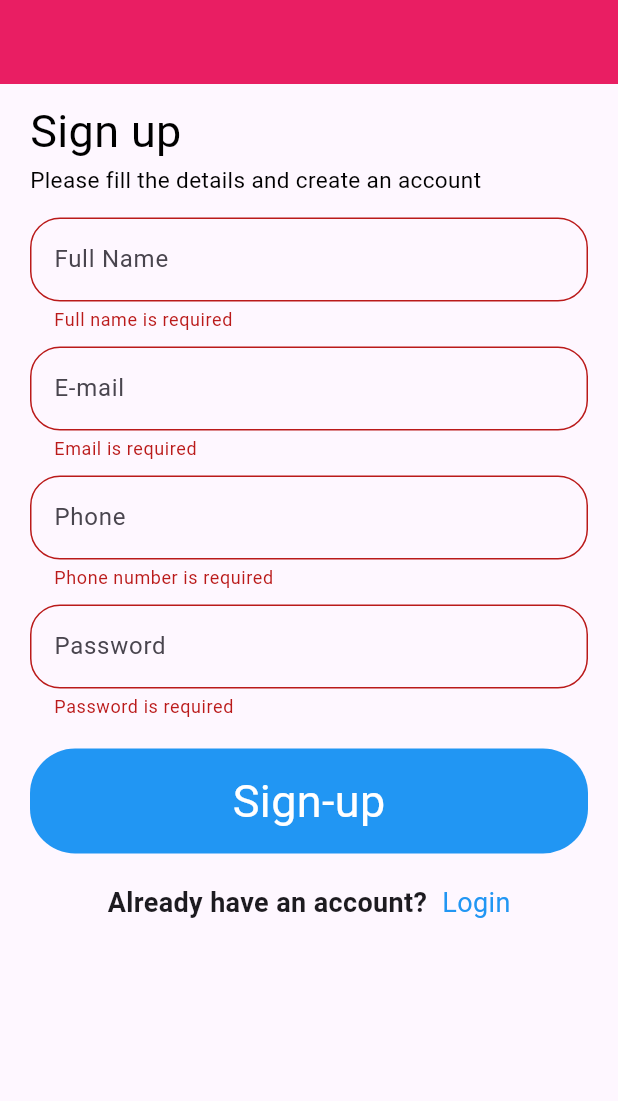
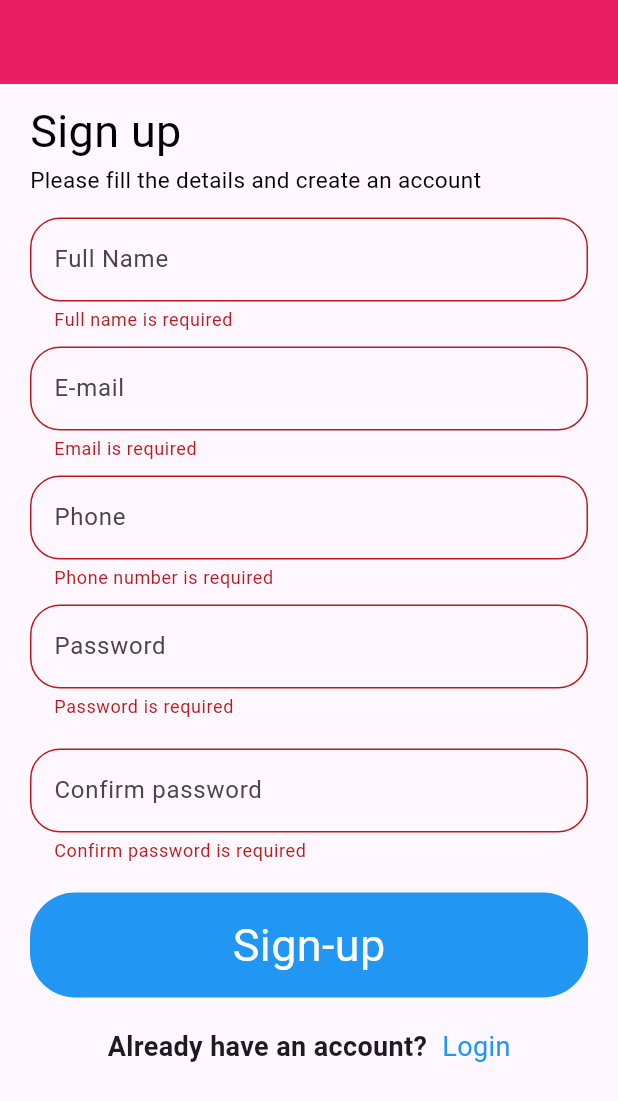
Before and after one commit to Lyangsir00/todo_Avenir, a Flutter app: the screen it shows once a user with an empty profile is signed in, after a tap on the "logout" icon, after a tap on "Sign up", after a tap on "Sign-up", on a phone screen of 412 x 824 dp. Shown: the top 1101 px of the screen. Run offline on Flutter 3.47's test engine with Material 3 defaults, Android fonts, the light colour scheme and no system bars; our stand-ins replace firebase_auth, firebase_core, firebase_messaging, shared_preferences; accounts and stored records are empty.

Commit message:
FEAT:confirmpassword is added

```diff
--- a/lib/firebase/services/firebase_notification.dart
+++ b/lib/firebase/services/firebase_notification.dart
@@ -11,7 +11,7 @@ class FirebaseNotification {
   Future<void> initNotification() async {
     await _firebaseMessaging.requestPermission();
     final fcmToken = await _firebaseMessaging.getToken();
-    print("Token is : ${fcmToken}");
+    print("Token is : $fcmToken");
     print("hello bro");
     FirebaseMessaging.onBackgroundMessage(handleBackgroundMessage);
   }
--- a/lib/screens/Auth/screens/signup_page.dart
+++ b/lib/screens/Auth/screens/signup_page.dart
@@ -19,6 +19,8 @@ class _SignupPageState extends State<SignupPage> {
   final TextEditingController _emailController = TextEditingController();
   final TextEditingController _phoneController = TextEditingController();
   final TextEditingController _passwordController = TextEditingController();
+  final TextEditingController _confirmPasswordController =
+      TextEditingController();
   final _formKey = GlobalKey<FormState>();
 
   /// Registration method
@@ -119,6 +121,25 @@ class _SignupPageState extends State<SignupPage> {
                           borderRadius: BorderRadius.circular(20))),
                 ),
                 const SizedBox(height: 20),
+                TextFormField(
+                  controller: _confirmPasswordController,
+                  validator: (value) {
+                    if (value == null || value.isEmpty) {
+                      return "Confirm password is required";
+                    }
+                    if (value != _passwordController.text) {
+                      return 'Password doesnt match';
+                    }
+                    return null;
+                  },
+                  decoration: InputDecoration(
+                      hintText: "Confirm password",
+                      border: OutlineInputBorder(
+                          borderRadius: BorderRadius.circular(20))),
+                ),
+                SizedBox(
+                  height: 20,
+                ),
                 InkWell(
                   borderRadius: BorderRadius.circular(30),
                   onTap: () async {
```
